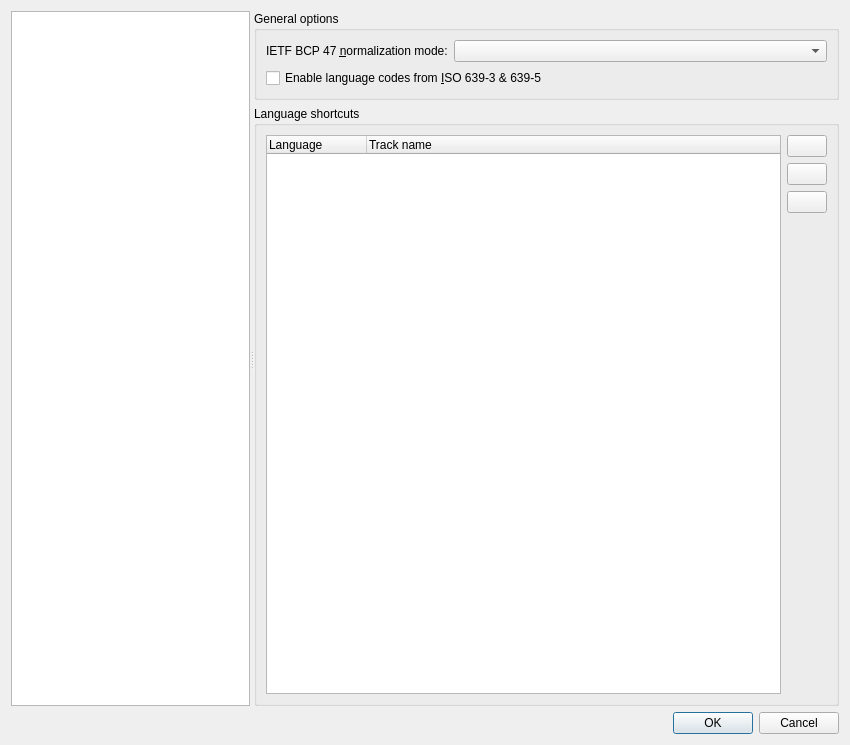
Above: src/mkvtoolnix-gui/forms/main_window/preferences_dialog.ui from jpsdr/MKVToolnix-Windows-7 before the change. Below: the same form after it.
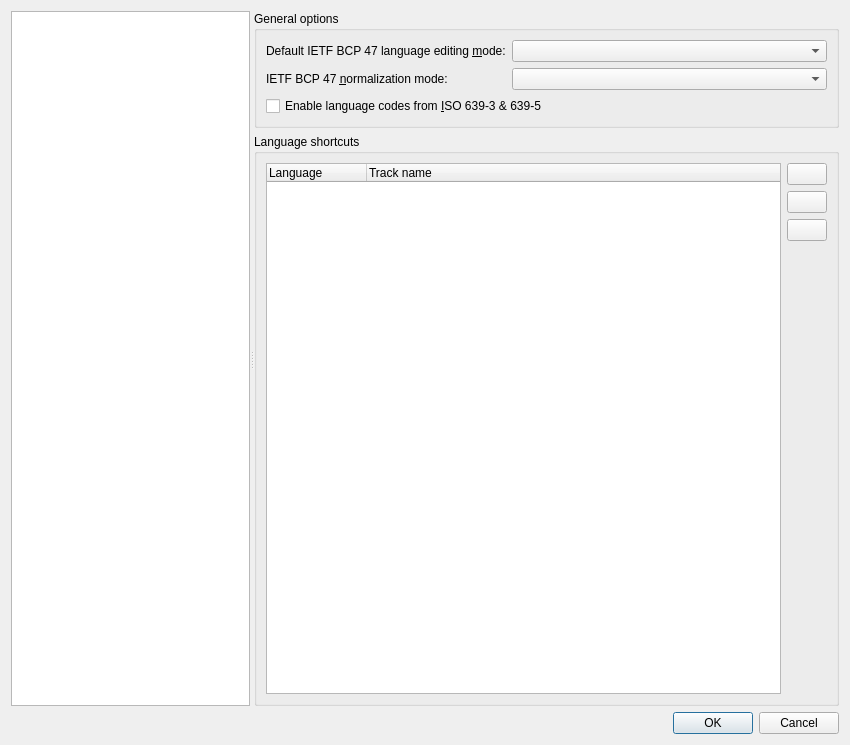
That is the form after the change. The open tabs and pages were chosen to show the change. Icons and pictures are not drawn. Custom widgets are drawn as their Qt base class.

Commit message: GUI: move "default BCP 47 editing mode" preferences to "Language" tab

```diff
--- a/src/mkvtoolnix-gui/forms/main_window/preferences_dialog.ui
+++ b/src/mkvtoolnix-gui/forms/main_window/preferences_dialog.ui
@@ -255,19 +255,6 @@
                </property>
               </widget>
              </item>
-             <item row="1" column="0">
-              <widget class="QLabel" name="label_21">
-               <property name="text">
-                <string>Default IETF BCP 47 language editing &amp;mode:</string>
-               </property>
-               <property name="buddy">
-                <cstring>cbGuiBCP47LanguageEditingMode</cstring>
-               </property>
-              </widget>
-             </item>
-             <item row="1" column="1">
-              <widget class="QComboBox" name="cbGuiBCP47LanguageEditingMode"/>
-             </item>
             </layout>
            </item>
            <item>
@@ -448,6 +435,19 @@
            <item>
             <layout class="QGridLayout" name="gridLayout_11">
              <item row="0" column="0">
+              <widget class="QLabel" name="label_26">
+               <property name="text">
+                <string>Default IETF BCP 47 language editing &amp;mode:</string>
+               </property>
+               <property name="buddy">
+                <cstring>cbGuiBCP47LanguageEditingMode</cstring>
+               </property>
+              </widget>
+             </item>
+             <item row="0" column="1">
+              <widget class="QComboBox" name="cbGuiBCP47LanguageEditingMode"/>
+             </item>
+             <item row="1" column="0">
               <widget class="QLabel" name="label_11">
                <property name="text">
                 <string>IETF BCP 47 &amp;normalization mode:</string>
@@ -457,7 +457,7 @@
                </property>
               </widget>
              </item>
-             <item row="0" column="1">
+             <item row="1" column="1">
               <widget class="QComboBox" name="cbGuiBCP47NormalizationMode">
                <property name="sizePolicy">
                 <sizepolicy hsizetype="Expanding" vsizetype="Fixed">
```
Left out of the diff: 2 changed lines with no effect on the pictures.
